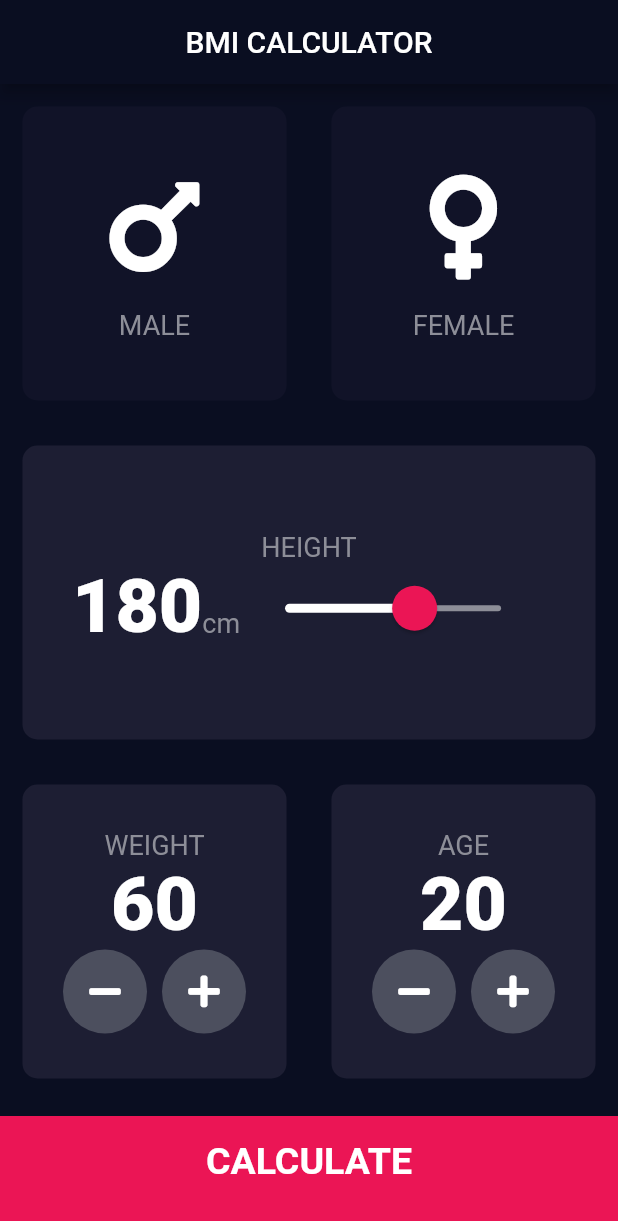
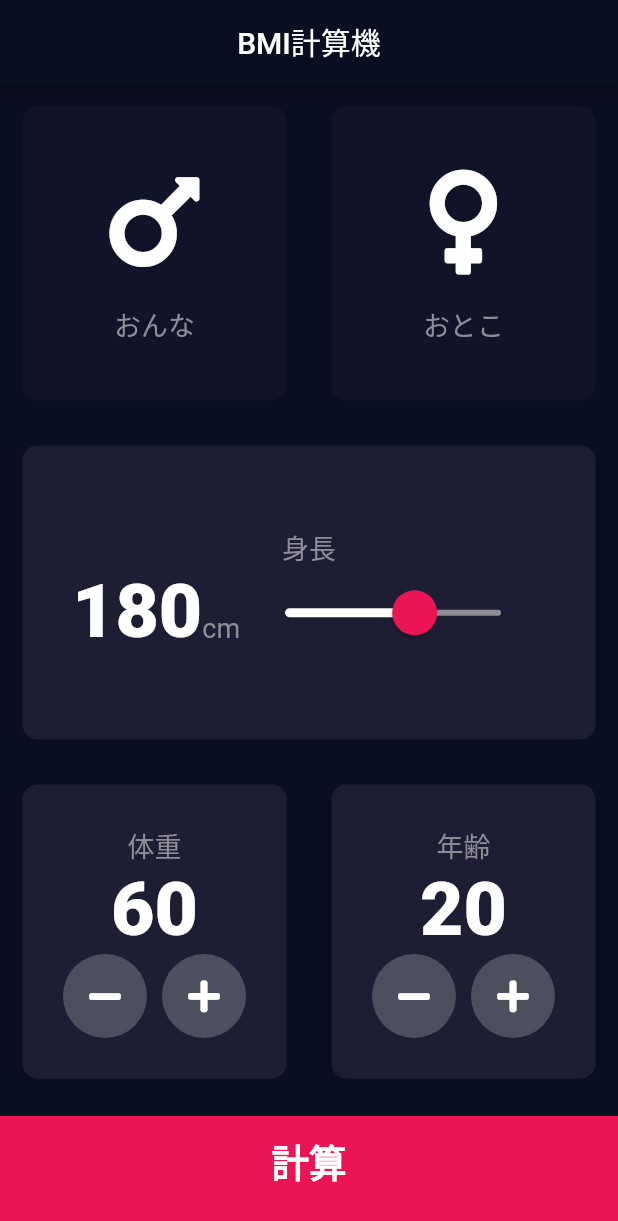
Before and after one commit to ikuma-hiroyuki/bmi_calclator, a Flutter app: the screen it shows after launch, on a phone screen of 412 x 824 dp. Shown: the top 1221 px of the screen. Run offline on Flutter 3.47's test engine with Material 2 defaults, Android fonts, the phone set to English and light mode, and no system bars; our stand-ins replace font_awesome_flutter.

Commit message:
とりあえず完成

```diff
--- /dev/null
+++ b/lib/components/bottom_button.dart
@@ -0,0 +1,28 @@
+import 'package:flutter/material.dart';
+import '../constans.dart';
+
+class BottomButton extends StatelessWidget {
+  BottomButton({@required this.onTap, @required this.buttonTitle});
+  final Function onTap;
+  final String buttonTitle;
+
+  @override
+  Widget build(BuildContext context) {
+    return GestureDetector(
+      onTap: onTap,
+      child: Container(
+        child: Center(
+          child: Text(
+            buttonTitle,
+            style: KLargeButtonTextStyle,
+          ),
+        ),
+        color: KBottomContainerColor,
+        margin: EdgeInsets.only(top: 10.0),
+        padding: EdgeInsets.only(bottom: 20.0),
+        width: double.infinity,
+        height: KBottomContainerHeight,
+      ),
+    );
+  }
+}
--- a/lib/icon_content.dart
+++ b/lib/components/icon_content.dart
@@ -1,5 +1,5 @@
 import 'package:flutter/material.dart';
-import 'constans.dart';
+import '../constans.dart';
 
 class IconContent extends StatelessWidget {
   IconContent({@required this.label, @required this.icon});
@@ -20,7 +20,7 @@ class IconContent extends StatelessWidget {
         ),
         Text(
           label,
-          style: kLabelTextStyle,
+          style: KLabelTextStyle,
         )
       ],
     );
--- /dev/null
+++ b/lib/components/round_icon_button.dart
@@ -0,0 +1,19 @@
+import 'package:flutter/material.dart';
+
+class RoundIconButton extends StatelessWidget {
+  RoundIconButton({@required this.icon, @required this.onPressed});
+  final IconData icon;
+  final Function onPressed;
+
+  @override
+  Widget build(BuildContext context) {
+    return RawMaterialButton(
+      child: Icon(icon),
+      onPressed: onPressed,
+      elevation: 0.0,
+      constraints: BoxConstraints.tightFor(width: 56.0, height: 56.0),
+      shape: CircleBorder(),
+      fillColor: Color(0xFF4C4F5E),
+    );
+  }
+}
--- a/lib/constans.dart
+++ b/lib/constans.dart
@@ -1,16 +1,16 @@
 import 'package:flutter/material.dart';
 
-const kBottomContainerHeight = 80.0;
-const kActiveCardColor = Color(0xFF1D1E33);
-const kInactiveCardColor = Color(0xFF111328);
-const kBottomContainerColor = Color(0xFFEB1555);
+const KBottomContainerHeight = 80.0;
+const KActiveCardColor = Color(0xFF1D1E33);
+const KInactiveCardColor = Color(0xFF111328);
+const KBottomContainerColor = Color(0xFFEB1555);
 
-const kLabelTextStyle = TextStyle(
+const KLabelTextStyle = TextStyle(
   fontSize: 18.0,
   color: Color(0XFF8D8E98),
 );
 
-const kNumberTextStyle = TextStyle(
+const KNumberTextStyle = TextStyle(
   fontSize: 50.0,
   fontWeight: FontWeight.w900,
 );
@@ -30,3 +30,12 @@ const KResultTextStyle = TextStyle(
   fontSize: 22.0,
   fontWeight: FontWeight.bold,
 );
+
+const KBMITextStyle = TextStyle(
+  fontSize: 100.0,
+  fontWeight: FontWeight.bold,
+);
+
+const KBodyTextStyle = TextStyle(
+  fontSize: 22.0,
+);
--- a/lib/main.dart
+++ b/lib/main.dart
@@ -1,5 +1,5 @@
 import 'package:flutter/material.dart';
-import 'input_page.dart';
+import 'screens/input_page.dart';
 
 void main() => runApp(BMICalculator());
 
--- /dev/null
+++ b/lib/screens/calculator_brain.dart
@@ -0,0 +1,35 @@
+import 'dart:math';
+
+class CalculatorBrain {
+  CalculatorBrain({this.height, this.weight});
+
+  final int height;
+  final int weight;
+
+  double _bmi;
+
+  String calculateBMI() {
+    _bmi = weight / pow(height / 100, 2);
+    return _bmi.toStringAsFixed(1);
+  }
+
+  String getResult() {
+    if (_bmi >= 25) {
+      return '太りすぎ';
+    } else if (_bmi > 18.5) {
+      return '正常';
+    } else {
+      return 'やせすぎ';
+    }
+  }
+
+  String getInterpretation(){
+    if (_bmi >= 25) {
+      return '頑張って痩せましょう';
+    } else if (_bmi > 18.5) {
+      return '今のままでいいです';
+    } else {
+      return 'もっと食べましょう';
+    }
+  }
+}
--- a/lib/input_page.dart
+++ b/lib/screens/input_page.dart
@@ -1,10 +1,13 @@
 import 'package:flutter/cupertino.dart';
 import 'package:flutter/material.dart';
 import 'package:font_awesome_flutter/font_awesome_flutter.dart';
-import 'icon_content.dart';
-import 'reusable_card.dart';
-import 'constans.dart';
-import 'results_page.dart';
+import '../constans.dart';
+import '../components/icon_content.dart';
+import '../components/reusable_card.dart';
+import '../components/bottom_button.dart';
+import '../components/round_icon_button.dart';
+import '../screens/results_page.dart';
+import '../screens/calculator_brain.dart';
 
 enum Gender { male, female }
 
@@ -24,7 +27,7 @@ class _InputPageState extends State<InputPage> {
     return Scaffold(
       appBar: AppBar(
         centerTitle: true,
-        title: Text('BMI CALCULATOR'),
+        title: Text('BMI計算機'),
       ),
       body: Column(
         crossAxisAlignment: CrossAxisAlignment.stretch,
@@ -42,10 +45,10 @@ class _InputPageState extends State<InputPage> {
                       );
                     },
                     colour: selectedGender == Gender.male
-                        ? kActiveCardColor
-                        : kInactiveCardColor,
+                        ? KActiveCardColor
+                        : KInactiveCardColor,
                     cardChild: IconContent(
-                      label: 'MALE',
+                      label: 'おんな',
                       icon: FontAwesomeIcons.mars,
                     ),
                   ),
@@ -60,10 +63,10 @@ class _InputPageState extends State<InputPage> {
                       );
                     },
                     colour: selectedGender == Gender.female
-                        ? kActiveCardColor
-                        : kInactiveCardColor,
+                        ? KActiveCardColor
+                        : KInactiveCardColor,
                     cardChild: IconContent(
-                      label: 'FEMALE',
+                      label: 'おとこ',
                       icon: FontAwesomeIcons.venus,
                     ),
                   ),
@@ -73,13 +76,13 @@ class _InputPageState extends State<InputPage> {
           ),
           Expanded(
               child: ReusableCard(
-            colour: kActiveCardColor,
+            colour: KActiveCardColor,
             cardChild: Column(
               mainAxisAlignment: MainAxisAlignment.center,
               children: <Widget>[
                 Text(
-                  'HEIGHT',
-                  style: kLabelTextStyle,
+                  '身長',
+                  style: KLabelTextStyle,
                 ),
                 Row(
                   mainAxisAlignment: MainAxisAlignment.center,
@@ -88,11 +91,11 @@ class _InputPageState extends State<InputPage> {
                   children: <Widget>[
                     Text(
                       height.toString(),
-                      style: kNumberTextStyle,
+                      style: KNumberTextStyle,
                     ),
                     Text(
                       'cm',
-                      style: kLabelTextStyle,
+                      style: KLabelTextStyle,
                     ),
                     SliderTheme(
                       data: SliderTheme.of(context).copyWith(
@@ -128,17 +131,17 @@ class _InputPageState extends State<InputPage> {
               children: <Widget>[
                 Expanded(
                   child: ReusableCard(
-                    colour: kActiveCardColor,
+                    colour: KActiveCardColor,
                     cardChild: Column(
                       mainAxisAlignment: MainAxisAlignment.center,
                       children: <Widget>[
                         Text(
-                          'WEIGHT',
-                          style: kLabelTextStyle,
+                          '体重',
+                          style: KLabelTextStyle,
                         ),
                         Text(
                           weight.toString(),
-                          style: kNumberTextStyle,
+                          style: KNumberTextStyle,
                         ),
                         Row(
                           mainAxisAlignment: MainAxisAlignment.center,
@@ -174,17 +177,17 @@ class _InputPageState extends State<InputPage> {
                 ),
                 Expanded(
                   child: ReusableCard(
-                    colour: kActiveCardColor,
+                    colour: KActiveCardColor,
                     cardChild: Column(
                       mainAxisAlignment: MainAxisAlignment.center,
                       children: <Widget>[
                         Text(
-                          'AGE',
-                          style: kLabelTextStyle,
+                          '年齢',
+                          style: KLabelTextStyle,
                         ),
                         Text(
                           age.toString(),
-                          style: kNumberTextStyle,
+                          style: KNumberTextStyle,
                         ),
                         Row(
                           mainAxisAlignment: MainAxisAlignment.center,
@@ -221,49 +224,25 @@ class _InputPageState extends State<InputPage> {
               ],
             ),
           ),
-          GestureDetector(
+          BottomButton(
+            buttonTitle: '計算',
             onTap: () {
+              CalculatorBrain calc =
+                  CalculatorBrain(height: height, weight: weight);
               Navigator.push(
                 context,
                 MaterialPageRoute(
-                  builder: (context) => ResultPage(),
+                  builder: (context) => ResultPage(
+                    bmiResult: calc.calculateBMI(),
+                    resultText: calc.getResult(),
+                    interpretation: calc.getInterpretation(),
+                  ),
                 ),
               );
             },
-            child: Container(
-              child: Center(
-                child: Text(
-                  'CALCULATE',
-                  style: KLargeButtonTextStyle,
-                ),
-              ),
-              color: kBottomContainerColor,
-              margin: EdgeInsets.only(top: 10.0),
-              padding: EdgeInsets.only(bottom: 20.0),
-              width: double.infinity,
-              height: kBottomContainerHeight,
-            ),
           ),
         ],
       ),
     );
   }
 }
-
-class RoundIconButton extends StatelessWidget {
-  RoundIconButton({@required this.icon, @required this.onPressed});
-  final IconData icon;
-  final Function onPressed;
-
-  @override
-  Widget build(BuildContext context) {
-    return RawMaterialButton(
-      child: Icon(icon),
-      onPressed: onPressed,
-      elevation: 0.0,
-      constraints: BoxConstraints.tightFor(width: 56.0, height: 56.0),
-      shape: CircleBorder(),
-      fillColor: Color(0xFF4C4F5E),
-    );
-  }
-}
```
Also changed, not shown: lib/results_page.dart (deleted, +0 -42 lines), lib/screens/results_page.dart (added, +71 -0 lines), lib/components/reusable_card.dart (renamed from lib/reusable_card.dart).
